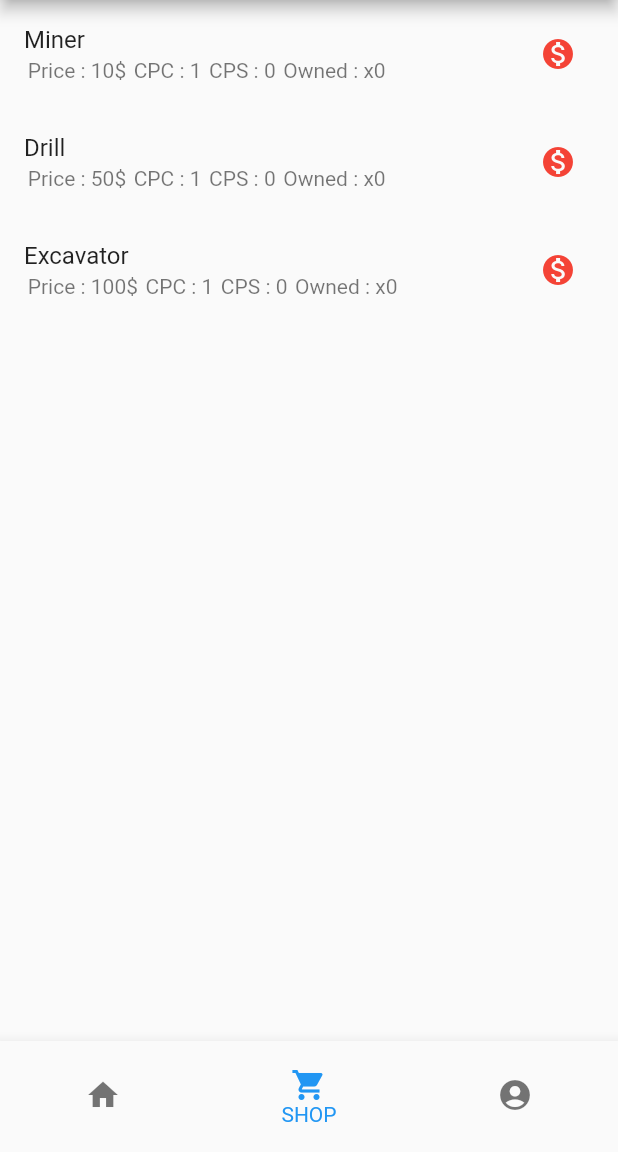
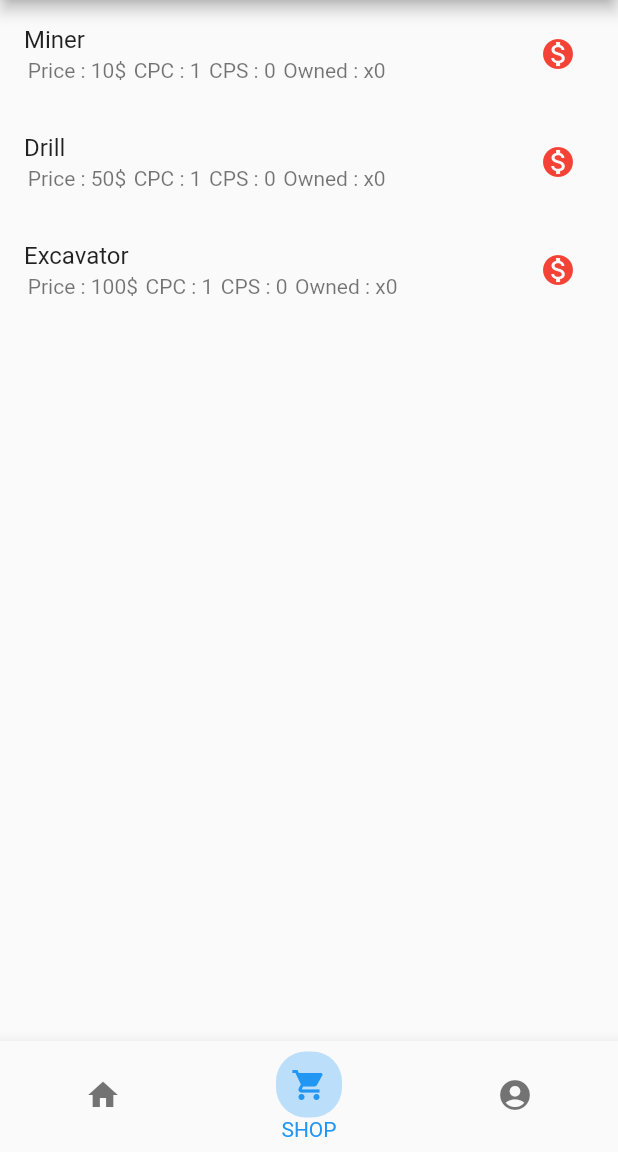
Before and after one commit to Zweird-958/flutter_clicker, a Flutter app: the screen it shows after launch, item 2 of the bottom bar chosen, on a phone screen of 412 x 824 dp, the part 84-1236 px from its top. Run offline on Flutter 3.47's test engine with Material 2 defaults, Android fonts, the phone set to English and light mode, and no system bars.

Commit message:
Animated Nav Item

```diff
--- a/lib/main.dart
+++ b/lib/main.dart
@@ -19,8 +19,9 @@ class _MyAppState extends State<MyApp> {
     "money": 0,
     "cpc": 1,
     "cps": 0,
+    "test": 0,
   };
-  int _currentIndex = 2;
+  int _currentIndex = 0;
   List<Map<String, dynamic>> items = [
     {'title': 'Miner', 'price': 10, 'cpc': 1, 'cps': 0, 'owned': 0},
     {'title': 'Drill', 'price': 50, 'cpc': 1, 'cps': 0, 'owned': 0},
@@ -66,6 +67,25 @@ class _MyAppState extends State<MyApp> {
     });
   }
 
+  BottomNavigationBarItem AnimatedNavItem(
+          IconData icon, String label, int index) =>
+      BottomNavigationBarItem(
+        icon: AnimatedContainer(
+          duration: Duration(milliseconds: 500),
+          decoration: BoxDecoration(
+            color: _currentIndex == index
+                ? Colors.blue.shade100
+                : Colors.transparent,
+            borderRadius: BorderRadius.circular(20),
+          ),
+          padding: const EdgeInsets.all(10),
+          child: Icon(icon),
+        ),
+        label: label,
+        // icon: Icon(Icons.home),
+        // label: "HOME",
+      );
+
   @override
   Widget build(BuildContext context) {
     return MaterialApp(
@@ -89,30 +109,9 @@ class _MyAppState extends State<MyApp> {
           currentIndex: _currentIndex,
           onTap: handleNav,
           items: [
-            BottomNavigationBarItem(
-              icon: AnimatedContainer(
-                duration: Duration(milliseconds: 300),
-                decoration: BoxDecoration(
-                  color: _currentIndex == 0
-                      ? Colors.blue.shade100
-                      : Colors.transparent,
-                  borderRadius: BorderRadius.circular(20),
-                ),
-                padding: EdgeInsets.all(10),
-                child: const Icon(Icons.home),
-              ),
-              label: 'Home',
-              // icon: Icon(Icons.home),
-              // label: "HOME",
-            ),
-            BottomNavigationBarItem(
-              icon: Icon(Icons.shopping_cart),
-              label: "SHOP",
-            ),
-            BottomNavigationBarItem(
-              icon: Icon(Icons.account_circle),
-              label: "STATS",
-            ),
+            AnimatedNavItem(Icons.home, "HOME", 0),
+            AnimatedNavItem(Icons.shopping_cart, "SHOP", 1),
+            AnimatedNavItem(Icons.account_circle, "STATS", 2),
           ],
         ),
       ),
```
